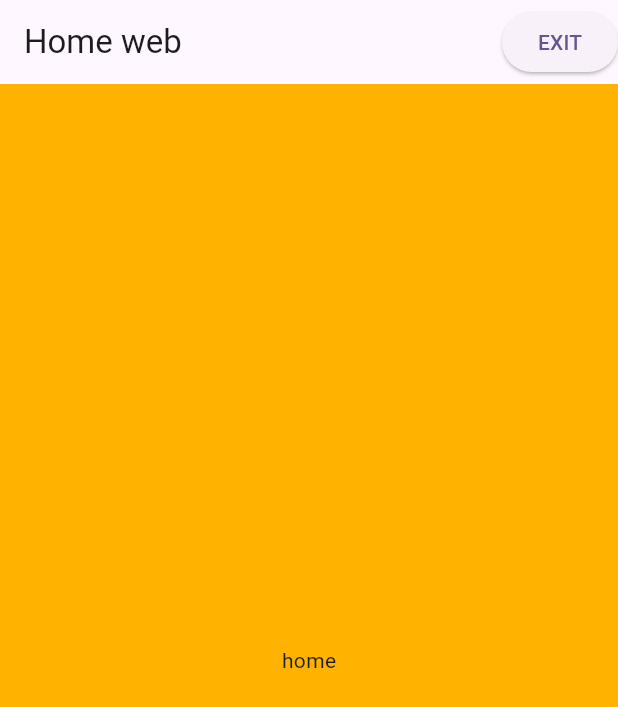
After one commit to Zen0007/-Excam-school, a Flutter app: the screen it shows after launch, on a phone screen of 412 x 824 dp. The commit adds this screen. Shown: the top 707 px of the screen. Run offline on Flutter 3.47's test engine with Material 3 defaults, Android fonts, the phone set to English and light mode, and no system bars; our stand-ins replace just_audio.

```diff
--- /dev/null
+++ b/lib/home_page/home_page_web.dart
@@ -0,0 +1,59 @@
+import 'dart:async';
+
+import 'package:flutter/material.dart';
+import 'package:just_audio/just_audio.dart';
+
+class HomePageWeb extends StatefulWidget {
+  const HomePageWeb({super.key});
+
+  @override
+  State<HomePageWeb> createState() => _HomePageWebState();
+}
+
+class _HomePageWebState extends State<HomePageWeb> {
+  final player = AudioPlayer();
+
+  @override
+  void dispose() {
+    player.dispose();
+    super.dispose();
+  }
+
+  void sog() async {
+    await player.setAsset('assets/song/alert-audio.mp3');
+    await player.play();
+    await player.setVolume(0.5);
+
+    Timer(
+      const Duration(seconds: 4000),
+      () async {
+        await player.stop();
+      },
+    );
+  }
+
+  @override
+  Widget build(BuildContext context) {
+    return Scaffold(
+      appBar: AppBar(
+        title: const Text('Home web'),
+        actions: [
+          Row(
+            children: [
+              ElevatedButton(
+                onPressed: () {},
+                child: const Text("EXIT"),
+              ),
+            ],
+          )
+        ],
+      ),
+      body: Container(
+        color: Colors.amber[600],
+        child: const Center(
+          child: Text('home'),
+        ),
+      ),
+    );
+  }
+}
--- a/lib/main.dart
+++ b/lib/main.dart
@@ -1,4 +1,4 @@
-import 'package:excam/home_page/home_firts.dart';
+import 'package:excam/home_page/home_page_web.dart';
 import 'package:flutter/material.dart';
 
 void main() {
@@ -18,7 +18,7 @@ class MyApp extends StatelessWidget {
         useMaterial3: true,
       ),
       color: Colors.amber[600],
-      home: const HomeFirts(),
+      home: const HomePageWeb(),
     );
   }
 }
```
Also changed, not shown: pubspec.yaml (+4 -3 lines), pubspec.lock, 5 other files.
